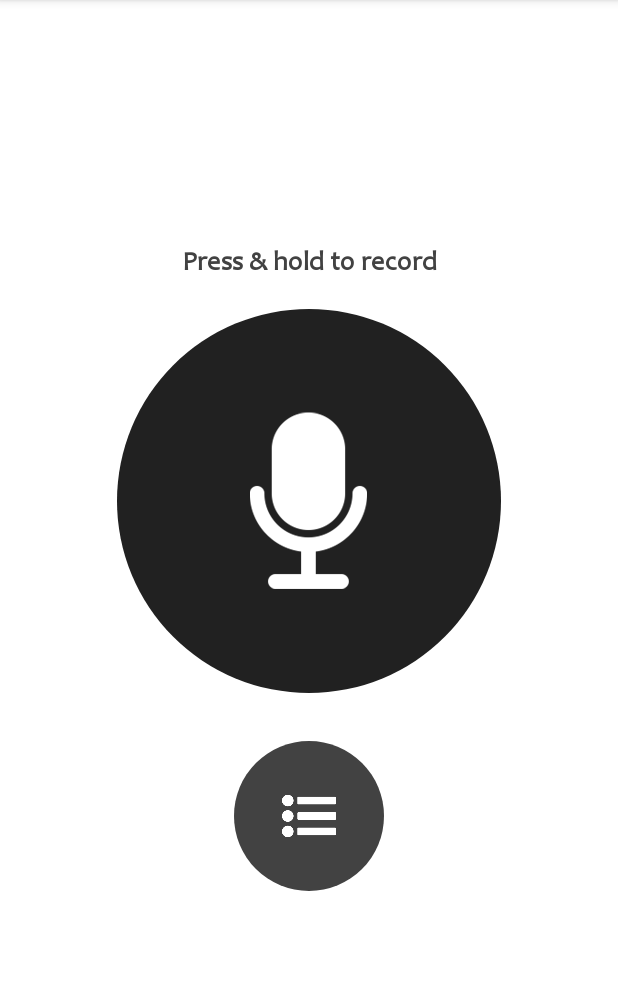
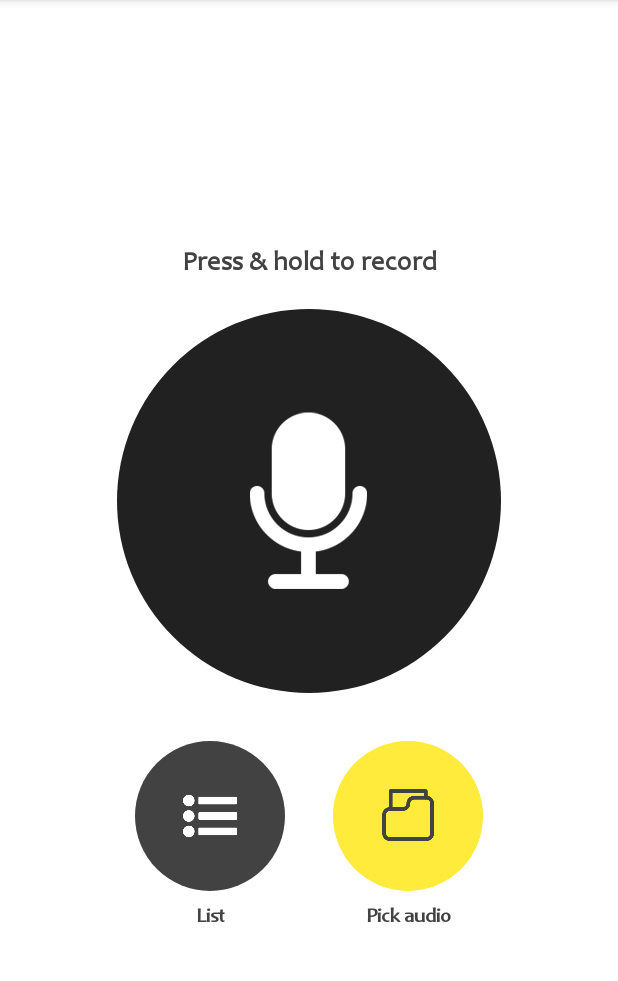
Before and after one commit to asadd00/Speaking-Reminder, an Android app: the screen it shows after launch (MainActivity), on a phone screen of 412 x 824 dp, the part 84-1065 px from its top. Run offline under Robolectric (Android 15) with nearby library versions, the phone set to English and light mode, and no system bars; our stand-ins replace Room's generated code; libraries missing offline, so code that uses them is left out: com.github.javiersantos.appupdater; plain views replace RippleBackground; 2 statements that could not run were skipped.

Commit message:
select file from gallery done

```diff
--- a/app/build.gradle
+++ b/app/build.gradle
@@ -12,8 +12,8 @@ android {
         applicationId "com.primesol.speakingreminder.android"
         minSdkVersion 21
         targetSdkVersion 29
-        versionCode 2
-        versionName "1.0.0"
+        versionCode 3
+        versionName "1.1.0"
         testInstrumentationRunner "androidx.test.runner.AndroidJUnitRunner"
     }
     buildTypes {
--- a/app/src/main/AndroidManifest.xml
+++ b/app/src/main/AndroidManifest.xml
@@ -16,6 +16,7 @@
         android:label="@string/app_name"
         android:roundIcon="@mipmap/ic_launcher_round"
         android:supportsRtl="true"
+        android:requestLegacyExternalStorage="true"
         android:theme="@style/AppTheme">
         <activity android:name=".ui.activity.SplashActivity" android:theme="@style/NoBarAppTheme">
             <intent-filter>
--- /dev/null
+++ b/app/src/main/res/drawable/circle_accent.xml
@@ -0,0 +1,4 @@
+<?xml version="1.0" encoding="utf-8"?>
+<shape xmlns:android="http://schemas.android.com/apk/res/android" android:shape="oval">
+    <solid android:color="@color/colorAccent" />
+</shape>
--- a/app/src/main/res/layout/fragment_home.xml
+++ b/app/src/main/res/layout/fragment_home.xml
@@ -11,12 +11,12 @@
         android:id="@+id/rippleEffect"
         android:layout_width="320dp"
         android:layout_height="320dp"
-        app:layout_constraintVertical_chainStyle="packed"
         app:layout_constraintBottom_toTopOf="@+id/ivReminderList"
         app:layout_constraintEnd_toEndOf="parent"
         app:layout_constraintHorizontal_bias="0.5"
         app:layout_constraintStart_toStartOf="parent"
         app:layout_constraintTop_toTopOf="parent"
+        app:layout_constraintVertical_chainStyle="packed"
         app:rb_color="@color/colorPrimaryDark"
         app:rb_duration="2000"
         app:rb_radius="32dp"
@@ -52,11 +52,10 @@
         android:id="@+id/ivReminderList"
         android:layout_width="100dp"
         android:layout_height="100dp"
+        android:layout_marginEnd="16dp"
         android:src="@drawable/circle_primary"
         app:layout_constraintBottom_toBottomOf="parent"
-        app:layout_constraintEnd_toEndOf="@+id/rippleEffect"
-        app:layout_constraintHorizontal_bias="0.5"
-        app:layout_constraintStart_toStartOf="@+id/rippleEffect"
+        app:layout_constraintEnd_toStartOf="@+id/guideline"
         app:layout_constraintTop_toBottomOf="@+id/rippleEffect" />
 
     <ImageView
@@ -68,6 +67,27 @@
         app:layout_constraintEnd_toEndOf="@+id/ivReminderList"
         app:layout_constraintStart_toStartOf="@+id/ivReminderList"
         app:layout_constraintTop_toTopOf="@+id/ivReminderList" />
+
+    <ImageView
+        android:id="@+id/ivSelectFile"
+        android:layout_width="100dp"
+        android:layout_height="100dp"
+        android:layout_marginStart="16dp"
+        android:src="@drawable/circle_accent"
+        app:layout_constraintBottom_toBottomOf="@+id/ivReminderList"
+        app:layout_constraintStart_toStartOf="@+id/guideline"
+        app:layout_constraintTop_toTopOf="@+id/ivReminderList" />
+
+    <ImageView
+        android:id="@+id/imageView7"
+        android:layout_width="0dp"
+        android:layout_height="0dp"
+        android:padding="28dp"
+        android:src="@drawable/ic_document_dark"
+        app:layout_constraintBottom_toBottomOf="@+id/ivSelectFile"
+        app:layout_constraintEnd_toEndOf="@+id/ivSelectFile"
+        app:layout_constraintStart_toStartOf="@+id/ivSelectFile"
+        app:layout_constraintTop_toTopOf="@+id/ivSelectFile" />
 
     <TextView
         android:id="@+id/tvRecord"
@@ -82,4 +102,36 @@
         app:layout_constraintStart_toStartOf="@+id/rippleEffect"
         app:layout_constraintTop_toTopOf="@+id/rippleEffect" />
 
+    <TextView
+        android:id="@+id/tvRecord2"
+        android:layout_width="wrap_content"
+        android:layout_height="wrap_content"
+        android:layout_marginTop="8dp"
+        android:text="@string/list"
+        android:textColor="@color/colorPrimary"
+        android:textSize="13sp"
+        android:textStyle="bold"
+        app:layout_constraintEnd_toEndOf="@+id/ivReminderList"
+        app:layout_constraintStart_toStartOf="@+id/ivReminderList"
+        app:layout_constraintTop_toBottomOf="@+id/ivReminderList" />
+
+    <TextView
+        android:id="@+id/tvRecord3"
+        android:layout_width="wrap_content"
+        android:layout_height="wrap_content"
+        android:text="@string/pick_file"
+        android:textColor="@color/colorPrimary"
+        android:textSize="13sp"
+        android:textStyle="bold"
+        app:layout_constraintEnd_toEndOf="@+id/ivSelectFile"
+        app:layout_constraintStart_toStartOf="@+id/ivSelectFile"
+        app:layout_constraintTop_toTopOf="@+id/tvRecord2" />
+
+    <androidx.constraintlayout.widget.Guideline
+        android:id="@+id/guideline"
+        android:layout_width="wrap_content"
+        android:layout_height="wrap_content"
+        android:orientation="vertical"
+        app:layout_constraintGuide_percent="0.5" />
+
 </androidx.constraintlayout.widget.ConstraintLayout>
--- a/app/src/main/res/values/strings.xml
+++ b/app/src/main/res/values/strings.xml
@@ -27,4 +27,6 @@
     <string name="confirmation">Confirmation</string>
     <string name="m_delete_confirm">Are you sure, you want to delete this reminder?</string>
     <string name="set_repeating">Set repeating</string>
+    <string name="list">List</string>
+    <string name="pick_file">Pick audio</string>
 </resources>
```
Also changed, not shown: app/src/main/java/com/primesol/speakingreminder/android/ui/fragment/HomeFragment.kt (+35 -4 lines), app/src/main/java/com/primesol/speakingreminder/android/utils/Methods.kt (added, +100 -0 lines), app/src/main/res/drawable/ic_document.png (added), app/src/main/res/drawable/ic_document_dark.png (added).
